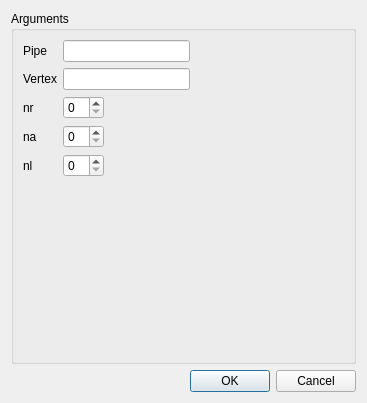
Above: src/HEXABLOCKGUI/MakePipe_QTD.ui from SalomePlatform/hexablock before the change. Below: the same form after it.
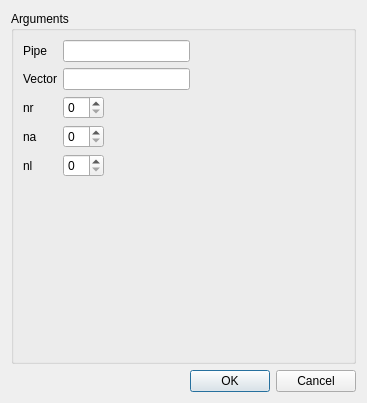
That is the form after the change.

What changed in the file:
```diff
--- a/src/HEXABLOCKGUI/MakePipe_QTD.ui
+++ b/src/HEXABLOCKGUI/MakePipe_QTD.ui
@@ -43,7 +43,7 @@
       <item row="1" column="0">
        <widget class="QLabel" name="label_2">
         <property name="text">
-         <string>Vertex</string>
+         <string>Vector</string>
         </property>
        </widget>
       </item>
```
